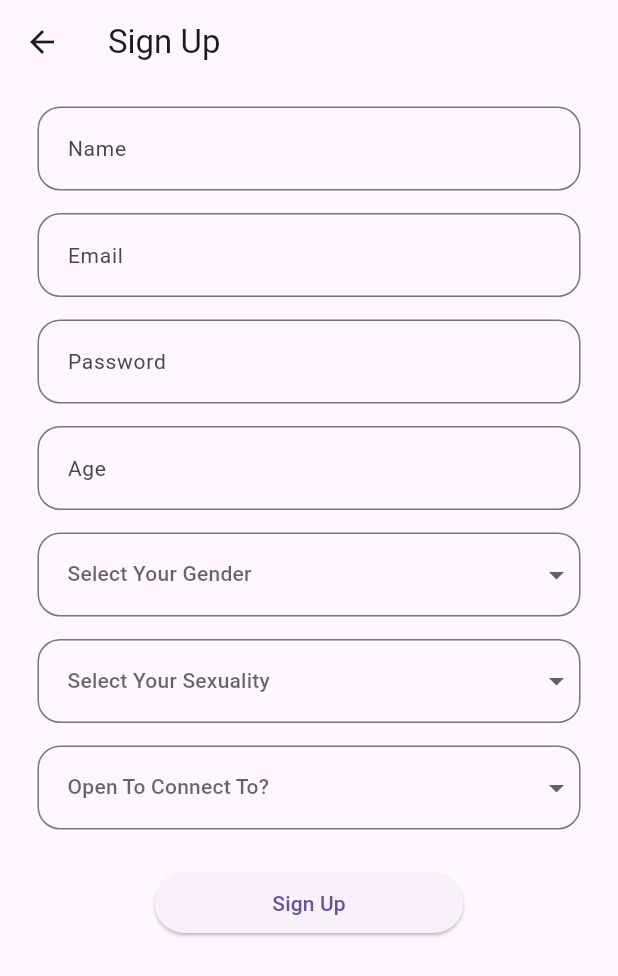
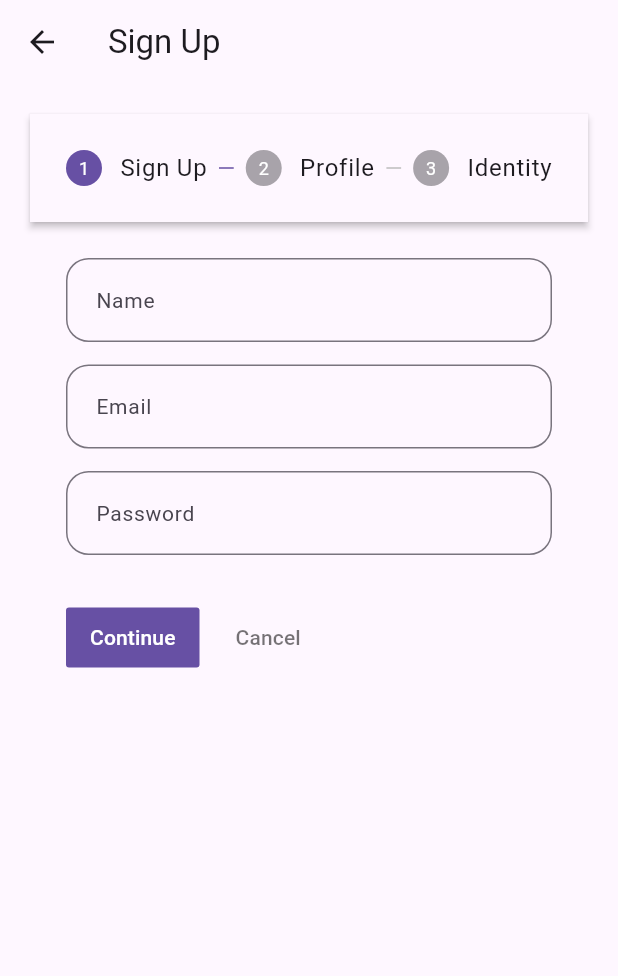
Before and after one commit to launchtec/satesocial-V1.0.0, a Flutter app: the screen it shows after launch, after a tap on "Sign Up", on a phone screen of 412 x 824 dp. Shown: the top 976 px of the screen. Run offline on Flutter 3.47's test engine with Material 3 defaults, Android fonts, the phone set to English and light mode, and no system bars; our stand-ins replace bloc, built_value, cloud_firestore, dropdown_button2, equatable, firebase_auth and 4 more; missing offline and left inert: flutter_material_pickers; accounts and stored records are empty; generated files the repository leaves out were written again.

Commit message:
Home screen done

```diff
--- a/lib/core/route/route_helper.dart
+++ b/lib/core/route/route_helper.dart
@@ -2,6 +2,7 @@ import 'package:get/get_navigation/src/routes/get_route.dart';
 import 'package:sate_social/features/auth/presentation/screens/recovery_pass_screen.dart';
 import 'package:sate_social/features/auth/presentation/screens/sign_in_screen.dart';
 import 'package:sate_social/features/auth/presentation/screens/welcome_screen.dart';
+import 'package:sate_social/features/home/presentation/screens/dashboard_screen.dart';
 
 import '../../features/auth/presentation/screens/sign_up_screen.dart';
 
@@ -10,17 +11,19 @@ class RouteHelper {
   static const String signIn = '/sign-in';
   static const String signUp = '/sign-up';
   static const String recoveryPass = '/recovery-pass';
+  static const String dashboard = '/dashboard';
 
   static String getWelcomeRoute() => welcome;
   static String getSignInRoute() => signIn;
   static String getSignUpRoute() => signUp;
   static String getRecoveryPassRoute() => recoveryPass;
+  static String getDashboardRoute() => dashboard;
 
   static List<GetPage> routes = [
     GetPage(name: welcome, page: () => const WelcomeScreen()),
     GetPage(name: signIn, page: () => const SignInScreen()),
     GetPage(name: signUp, page: () => const SignUpScreen()),
     GetPage(name: recoveryPass, page: () => const RecoveryPassScreen()),
+    GetPage(name: dashboard, page: () => const DashboardScreen()),
   ];
-
 }
--- a/lib/features/auth/presentation/screens/sign_up_screen.dart
+++ b/lib/features/auth/presentation/screens/sign_up_screen.dart
@@ -4,10 +4,12 @@ import 'package:dropdown_button2/dropdown_button2.dart';
 import 'package:flutter/material.dart';
 import 'package:flutter_bloc/flutter_bloc.dart';
 import 'package:flutter_material_pickers/helpers/show_number_picker.dart';
+import 'package:get/get.dart';
 import 'package:get/utils.dart';
 import 'package:sate_social/core/util/app_constants.dart';
 import 'package:sate_social/core/util/dimensions.dart';
 
+import '../../../../core/route/route_helper.dart';
 import '../../domain/repositories/auth_repository.dart';
 import '../../domain/use_cases/sign_up_use_case.dart';
 import '../blocks/email_status.dart';
@@ -42,7 +44,7 @@ class _SignUpViewState extends State<SignUpView> {
   int currentStep = 0;
   Timer? debounce;
   final TextEditingController _ageController = TextEditingController();
-  // final TextEditingController _heightController = TextEditingController();
+  final TextEditingController _heightController = TextEditingController();
 
   @override
   void dispose() {
@@ -57,7 +59,37 @@ class _SignUpViewState extends State<SignUpView> {
       appBar: AppBar(
         title: const Text('Sign Up'),
       ),
-      body: BlocConsumer<SignUpCubit, SignUpState>(
+      body: Container(
+          padding: const EdgeInsets.all(20),
+          child: Stepper(
+            type: StepperType.horizontal,
+            currentStep: currentStep,
+            onStepCancel: () => currentStep == 0
+                ? null
+                : setState(() {
+                    currentStep -= 1;
+                  }),
+            onStepContinue: () {
+              bool isLastStep = (currentStep == getSteps().length - 1);
+              if (isLastStep) {
+                Get.toNamed(RouteHelper
+                    .getDashboardRoute());
+              } else {
+                setState(() {
+                  currentStep += 1;
+                });
+              }
+            },
+            onStepTapped: (step) => setState(() {
+              currentStep = step;
+            }),
+            steps: getSteps(),
+          )),
+    );
+  }
+
+  Widget bodyWithFields() {
+    return BlocConsumer<SignUpCubit, SignUpState>(
       listener: (context, state) {
         if (state.formStatus == FormStatus.invalid) {
           ScaffoldMessenger.of(context)
@@ -82,9 +114,43 @@ class _SignUpViewState extends State<SignUpView> {
       },
       builder: (context, state) {
         return Padding(
-            padding: const EdgeInsets.symmetric(vertical: Dimensions.paddingSizeDefault, horizontal: Dimensions.paddingSizeExtraLarge),
+          padding: const EdgeInsets.symmetric(
+              vertical: Dimensions.paddingSizeDefault,
+              horizontal: Dimensions.paddingSizeExtraLarge),
           child: ListView(
             children: [
+              const SizedBox(height: Dimensions.paddingSizeExtraLarge),
+              Center(
+                  child: SizedBox(
+                      width: context.width / 2,
+                      child: ElevatedButton(
+                        key: const Key('signUp_continue_elevatedButton'),
+                        onPressed:
+                            context.read<SignUpCubit>().state.formStatus ==
+                                    FormStatus.submissionInProgress
+                                ? null
+                                : () {
+                                    context.read<SignUpCubit>().signUp();
+                                  },
+                        child: const Text('Sign Up'),
+                      ))),
+            ],
+          ),
+        );
+      },
+    );
+  }
+
+  List<Step> getSteps() {
+    return <Step>[
+      Step(
+          state: currentStep > 0 ? StepState.complete : StepState.indexed,
+          isActive: currentStep >= 0,
+          title: const Text("Sign Up"),
+          content: BlocConsumer<SignUpCubit, SignUpState>(
+              listener: (context, state) {},
+              builder: (context, state) {
+                return Column(children: [
                   TextFormField(
                     key: const Key('signUp_nameInput_textField'),
                     decoration: InputDecoration(
@@ -140,6 +206,16 @@ class _SignUpViewState extends State<SignUpView> {
                     },
                   ),
                   const SizedBox(height: Dimensions.paddingSizeDefault),
+                ]);
+              })),
+      Step(
+        state: currentStep > 1 ? StepState.complete : StepState.indexed,
+        isActive: currentStep >= 1,
+        title: const Text("Profile"),
+        content: BlocConsumer<SignUpCubit, SignUpState>(
+            listener: (context, state) {},
+            builder: (context, state) {
+              return Column(children: [
                 TextFormField(
                   key: const Key('signUp_ageInput_textField'),
                   controller: _ageController,
@@ -152,33 +228,41 @@ class _SignUpViewState extends State<SignUpView> {
                     ),
                   ),
                   onTap: () async {
-                    final result = await showMaterialNumberPicker(context: context, minNumber: 18, maxNumber: 120, title: 'Select Age');
+                    final result = await showMaterialNumberPicker(
+                        context: context,
+                        minNumber: 18,
+                        maxNumber: 120,
+                        title: 'Select Age');
                     if (result != null) {
                       _ageController.text = "Age: $result";
                       context.read<SignUpCubit>().ageChanged(result);
                     }
                   },
                 ),
-                // const SizedBox(height: Dimensions.paddingSizeDefault),
-                // TextFormField(
-                //   key: const Key('signUp_heightInput_textField'),
-                //   controller: _heightController,
-                //   decoration: InputDecoration(
-                //     contentPadding: const EdgeInsets.all(16),
-                //     hintText: 'Height',
-                //     hintStyle: const TextStyle(fontSize: 14),
-                //     border: OutlineInputBorder(
-                //       borderRadius: BorderRadius.circular(15),
-                //     ),
-                //   ),
-                //   onTap: () async {
-                //     final result = await showMaterialNumberPicker(context: context, minNumber: 100, maxNumber: 250, title: 'Select Height');
-                //     if (result != null) {
-                //       _heightController.text = "Height: $result";
-                //       context.read<SignUpCubit>().heightChanged(result);
-                //     }
-                //   },
-                // ),
+                const SizedBox(height: Dimensions.paddingSizeDefault),
+                TextFormField(
+                  key: const Key('signUp_heightInput_textField'),
+                  controller: _heightController,
+                  decoration: InputDecoration(
+                    contentPadding: const EdgeInsets.all(16),
+                    hintText: 'Height',
+                    hintStyle: const TextStyle(fontSize: 14),
+                    border: OutlineInputBorder(
+                      borderRadius: BorderRadius.circular(15),
+                    ),
+                  ),
+                  onTap: () async {
+                    final result = await showMaterialNumberPicker(
+                        context: context,
+                        minNumber: 100,
+                        maxNumber: 250,
+                        title: 'Select Height');
+                    if (result != null) {
+                      _heightController.text = "Height: $result";
+                      context.read<SignUpCubit>().heightChanged(result);
+                    }
+                  },
+                ),
                 const SizedBox(height: Dimensions.paddingSizeDefault),
                 DropdownButtonFormField2<String>(
                   isExpanded: true,
@@ -196,31 +280,35 @@ class _SignUpViewState extends State<SignUpView> {
                   onChanged: (String? value) {
                     context.read<SignUpCubit>().genderChanged(value!);
                   },
-                  items: AppConstants.genderList.map<DropdownMenuItem<String>>((String value) {
-                    return DropdownMenuItem<String>(value: value, child: Text(value));
+                  items: AppConstants.genderList
+                      .map<DropdownMenuItem<String>>((String value) {
+                    return DropdownMenuItem<String>(
+                        value: value, child: Text(value));
                   }).toList(),
                 ),
-                // const SizedBox(height: Dimensions.paddingSizeDefault),
-                // DropdownButtonFormField2<String>(
-                //   isExpanded: true,
-                //   decoration: InputDecoration(
-                //     contentPadding: const EdgeInsets.symmetric(vertical: 16),
-                //     border: OutlineInputBorder(
-                //       borderRadius: BorderRadius.circular(15),
-                //     ),
-                //     // Add more decoration..
-                //   ),
-                //   hint: const Text(
-                //     'Select Your Ethnicity',
-                //     style: TextStyle(fontSize: 14),
-                //   ),
-                //   onChanged: (String? value) {
-                //     context.read<SignUpCubit>().ethnicityChanged(value!);
-                //   },
-                //   items: AppConstants.ethnicityList.map<DropdownMenuItem<String>>((String value) {
-                //     return DropdownMenuItem<String>(value: value, child: Text(value));
-                //   }).toList(),
-                // ),
+                const SizedBox(height: Dimensions.paddingSizeDefault),
+                DropdownButtonFormField2<String>(
+                  isExpanded: true,
+                  decoration: InputDecoration(
+                    contentPadding: const EdgeInsets.symmetric(vertical: 16),
+                    border: OutlineInputBorder(
+                      borderRadius: BorderRadius.circular(15),
+                    ),
+                    // Add more decoration..
+                  ),
+                  hint: const Text(
+                    'Select Your Ethnicity',
+                    style: TextStyle(fontSize: 14),
+                  ),
+                  onChanged: (String? value) {
+                    context.read<SignUpCubit>().ethnicityChanged(value!);
+                  },
+                  items: AppConstants.ethnicityList
+                      .map<DropdownMenuItem<String>>((String value) {
+                    return DropdownMenuItem<String>(
+                        value: value, child: Text(value));
+                  }).toList(),
+                ),
                 const SizedBox(height: Dimensions.paddingSizeDefault),
                 DropdownButtonFormField2<String>(
                   isExpanded: true,
@@ -238,8 +326,10 @@ class _SignUpViewState extends State<SignUpView> {
                   onChanged: (String? value) {
                     context.read<SignUpCubit>().sexualityChanged(value!);
                   },
-                  items: AppConstants.sexualityList.map<DropdownMenuItem<String>>((String value) {
-                    return DropdownMenuItem<String>(value: value, child: Text(value));
+                  items: AppConstants.sexualityList
+                      .map<DropdownMenuItem<String>>((String value) {
+                    return DropdownMenuItem<String>(
+                        value: value, child: Text(value));
                   }).toList(),
                 ),
                 const SizedBox(height: Dimensions.paddingSizeDefault),
@@ -259,63 +349,43 @@ class _SignUpViewState extends State<SignUpView> {
                   onChanged: (String? value) {
                     context.read<SignUpCubit>().openToConnectToChanged(value!);
                   },
-                  items: AppConstants.openToConnectToList.map<DropdownMenuItem<String>>((String value) {
-                    return DropdownMenuItem<String>(value: value, child: Text(value));
+                  items: AppConstants.openToConnectToList
+                      .map<DropdownMenuItem<String>>((String value) {
+                    return DropdownMenuItem<String>(
+                        value: value, child: Text(value));
                   }).toList(),
                 ),
-                // const SizedBox(height: Dimensions.paddingSizeDefault),
-                // TextFormField(
-                //   key: const Key('signUp_howDidYouKnowAboutUsInput_textField'),
-                //   decoration: InputDecoration(
-                //       contentPadding: const EdgeInsets.all(16),
-                //       hintText: 'How Did You Hear About Us?',
-                //       hintStyle: const TextStyle(fontSize: 14),
-                //       border: OutlineInputBorder(
-                //         borderRadius: BorderRadius.circular(15),
-                //       ),
-                //   ),
-                //   onChanged: (String value) {
-                //     context.read<SignUpCubit>().howDidYouKnowAboutUsChanged(value);
-                //   },
-                // ),
-                const SizedBox(height: Dimensions.paddingSizeExtraLarge),
-                Center(child: SizedBox(width: context.width / 2,child: ElevatedButton(
-                  key: const Key('signUp_continue_elevatedButton'),
-                  onPressed: context.read<SignUpCubit>().state.formStatus ==
-                      FormStatus.submissionInProgress
-                      ? null
-                      : () {
-                    context.read<SignUpCubit>().signUp();
-                  },
-                  child: const Text('Sign Up'),
-                ))),
-              ],
+                const SizedBox(height: Dimensions.paddingSizeDefault),
+                TextFormField(
+                  key: const Key('signUp_howDidYouKnowAboutUsInput_textField'),
+                  decoration: InputDecoration(
+                    contentPadding: const EdgeInsets.all(16),
+                    hintText: 'How Did You Hear About Us?',
+                    hintStyle: const TextStyle(fontSize: 14),
+                    border: OutlineInputBorder(
+                      borderRadius: BorderRadius.circular(15),
                     ),
-          );
+                  ),
+                  onChanged: (String value) {
+                    context
+                        .read<SignUpCubit>()
+                        .howDidYouKnowAboutUsChanged(value);
                   },
                 ),
-    );
-  }
-
-  List<Step> getSteps() {
-    return <Step>[
-      Step(
-        state: currentStep > 0 ? StepState.complete : StepState.indexed,
-        isActive: currentStep >= 0,
-        title: const Text("Login details"),
-        content: Container(),
-      ),
-      Step(
-        state: currentStep > 1 ? StepState.complete : StepState.indexed,
-        isActive: currentStep >= 1,
-        title: const Text(""),
-        content: Container(),
+              ]);
+            }),
       ),
       Step(
         state: currentStep > 2 ? StepState.complete : StepState.indexed,
         isActive: currentStep >= 2,
-        title: const Text("Misc"),
-        content: Container(),
+        title: const Text("Identity"),
+        content: BlocConsumer<SignUpCubit, SignUpState>(
+            listener: (context, state) {},
+            builder: (context, state) {
+              return Column(children: [
+
+              ]);
+            }),
       ),
     ];
   }
--- a/pubspec.yaml
+++ b/pubspec.yaml
@@ -35,7 +35,7 @@ dependencies:
   # The following adds the Cupertino Icons font to your application.
   # Use with the CupertinoIcons class for iOS style icons.
   cupertino_icons: ^1.0.2
-  firebase_auth: ^4.17.5
+  firebase_auth: ^4.10.1
   firebase_analytics: ^10.8.6
   firebase_storage: ^11.6.6
   cloud_firestore: ^4.15.5
@@ -56,6 +56,7 @@ dependencies:
   get: ^4.6.5
   dropdown_button2: ^2.1.4
   flutter_material_pickers: ^3.1.2
+#  google_mlkit_face_detection: ^0.7.0
 #  m7_livelyness_detection: ^0.0.6+4
 
 
```
Also changed, not shown: lib/features/home/presentation/screens/dashboard_screen.dart (added, +101 -0 lines), lib/features/home/presentation/screens/home_screen.dart (added, +78 -0 lines), assets/image/back.png (added), assets/image/buble.png (added), assets/image/community.png (added), assets/image/community_nav.png (added), assets/image/connect.png (added), assets/image/connect_nav.png (added), assets/image/home_nav.png (added), assets/image/match.png (added), assets/image/match_nav.png (added), assets/image/notification_nav.png (added), assets/image/purple_buble.png (added), assets/image/settings_nav.png (added), 1 more files, 2 other files. Lines whose indentation alone changed are shown as unchanged.
